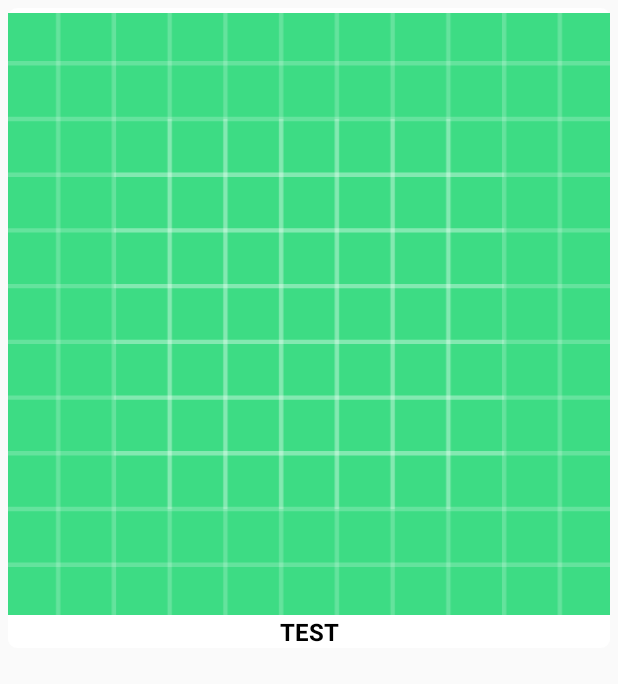
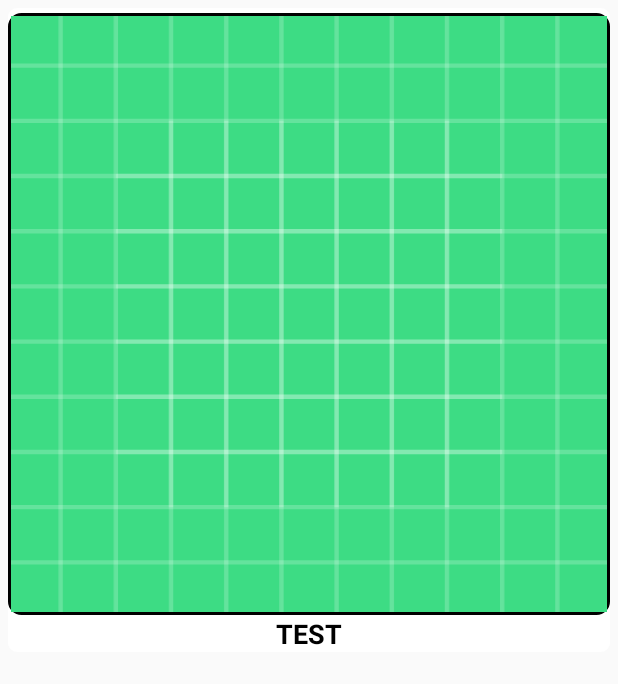
Before and after one commit to sillva7/CardsForBoardGame, an Android app: the layout card_item.xml on its own in the app's theme, with its tools: preview values and no code run, on a phone screen of 412 x 824 dp. Shown: the top 684 px of the screen. Run offline under Robolectric (Android 15) with nearby library versions, the phone set to English and light mode, and no system bars.

Commit message:
убрать фаб, название активитей,дизайн рандома и пулвью,локализация

```diff
--- a/app/src/main/java/com/example/cardsforboardgame/DBStuf/CardDB.java
+++ b/app/src/main/java/com/example/cardsforboardgame/DBStuf/CardDB.java
@@ -9,7 +9,7 @@ import androidx.room.RoomDatabase;
 import com.example.cardsforboardgame.Classes.Card;
 
 
-@Database(entities = {Card.class}, version = 3, exportSchema = false)
+@Database(entities = {Card.class}, version = 4, exportSchema = false)
 public abstract class CardDB extends RoomDatabase {
 
     private static final String DB_NAME = "cards.db";
--- a/app/src/main/java/com/example/cardsforboardgame/DBStuf/PoolDB.java
+++ b/app/src/main/java/com/example/cardsforboardgame/DBStuf/PoolDB.java
@@ -8,7 +8,7 @@ import androidx.room.RoomDatabase;
 
 import com.example.cardsforboardgame.Classes.Pool;
 
-@Database(entities = {Pool.class}, version = 8, exportSchema = false)
+@Database(entities = {Pool.class}, version = 9, exportSchema = false)
 public abstract class PoolDB extends RoomDatabase {
 
     private static final String DB_NAME = "pools.db";
--- a/app/src/main/java/com/example/cardsforboardgame/DBStuf/PoolDao.java
+++ b/app/src/main/java/com/example/cardsforboardgame/DBStuf/PoolDao.java
@@ -33,6 +33,7 @@ public interface PoolDao {
     void deletePool(Pool pool);
 
     @Update
+
     void updatePool(Pool pool);
 
 }
--- a/app/src/main/java/com/example/cardsforboardgame/activities/CardViewActivity.java
+++ b/app/src/main/java/com/example/cardsforboardgame/activities/CardViewActivity.java
@@ -4,6 +4,7 @@ import androidx.appcompat.app.AppCompatActivity;
 import androidx.lifecycle.ViewModelProvider;
 
 import android.content.Intent;
+import android.graphics.BitmapFactory;
 import android.os.Bundle;
 import android.text.TextUtils;
 import android.util.Log;
@@ -41,7 +42,7 @@ public class CardViewActivity extends AppCompatActivity {
         description.setText(card.getDescrption());
         title.setText(card.getTitle());
         try{
-            imageViewInCardView.setImageBitmap(card.getBitmap());
+            imageViewInCardView.setImageBitmap(BitmapFactory.decodeFile(card.getPathToFile()));
         }catch (NullPointerException e){
 
         }
--- a/app/src/main/java/com/example/cardsforboardgame/adapters/CardAdapter.java
+++ b/app/src/main/java/com/example/cardsforboardgame/adapters/CardAdapter.java
@@ -1,5 +1,6 @@
 package com.example.cardsforboardgame.adapters;
 
+import android.graphics.BitmapFactory;
 import android.util.Log;
 import android.view.LayoutInflater;
 import android.view.View;
@@ -93,7 +94,7 @@ public class CardAdapter extends RecyclerView.Adapter<CardAdapter.CardViewViewHo
                 TextView textView = holder.textView;
                 final CheckBox checkBox = holder.checkBox;
                 checkBox.setChecked(card.isChecked());//отметка для установки чекбокса
-                imageView.setImageBitmap(card.getBitmap());
+                imageView.setImageBitmap(BitmapFactory.decodeFile(card.getPathToFile()));
                 textView.setText(card.getTitle());
                 if (checkbox == 0) {
                     checkBox.setVisibility(View.GONE);
--- a/app/src/main/java/com/example/cardsforboardgame/adapters/PoolAdapter.java
+++ b/app/src/main/java/com/example/cardsforboardgame/adapters/PoolAdapter.java
@@ -1,5 +1,6 @@
 package com.example.cardsforboardgame.adapters;
 
+import android.graphics.BitmapFactory;
 import android.view.LayoutInflater;
 import android.view.View;
 import android.view.ViewGroup;
@@ -55,7 +56,7 @@ public class PoolAdapter extends RecyclerView.Adapter<PoolAdapter.PoolViewHolder
         ImageView image = holder.image;
         TextView title = holder.title;
         TextView description = holder.description;
-        image.setImageBitmap(pool.getBitmap());
+        image.setImageBitmap(BitmapFactory.decodeFile(pool.getPathToFile()));
         title.setText(pool.getTitle());
         String s = pool.getDescription();
         description.setText(s);
--- /dev/null
+++ b/app/src/main/res/drawable/border.xml
@@ -0,0 +1,13 @@
+<?xml version="1.0" encoding="utf-8"?>
+<shape xmlns:android="http://schemas.android.com/apk/res/android">
+    <stroke
+        android:width="2dp"
+        android:color="#000" />
+    <padding
+        android:bottom="2dp"
+        android:left="2dp"
+        android:right="2dp"
+        android:top="2dp"
+        />
+    <corners android:radius="8dp" /> <!-- remove line to get sharp corners -->
+</shape>
--- a/app/src/main/res/layout/activity_add_new_card.xml
+++ b/app/src/main/res/layout/activity_add_new_card.xml
@@ -72,6 +72,7 @@
             app:layout_constraintStart_toStartOf="parent"
             app:layout_constraintTop_toBottomOf="@+id/imageView" />
 
+
         <androidx.constraintlayout.widget.ConstraintLayout
             android:layout_width="match_parent"
             android:layout_height="match_parent">
@@ -80,7 +81,7 @@
                 android:id="@+id/imageView"
                 android:layout_width="match_parent"
                 android:layout_height="wrap_content"
-                android:scaleType="centerCrop"
+                android:scaleType="center"
                 app:layout_constraintBottom_toTopOf="@id/buttons"
                 app:layout_constraintTop_toTopOf="parent"
                 app:layout_constraintEnd_toEndOf="parent"
@@ -112,6 +113,7 @@
             </LinearLayout>
         </androidx.constraintlayout.widget.ConstraintLayout>
 
+
     </LinearLayout>
 
 
--- a/app/src/main/res/layout/btn_at_the_end_of_recview.xml
+++ b/app/src/main/res/layout/btn_at_the_end_of_recview.xml
@@ -2,7 +2,7 @@
 <Button
     xmlns:android="http://schemas.android.com/apk/res/android"
     android:layout_width="match_parent"
-    android:layout_height="wrap_content"
+    android:layout_height="150dp"
     android:id="@+id/endOfRecView"
     android:text="@string/add_new_card"
     >
--- a/app/src/main/res/layout/card_item.xml
+++ b/app/src/main/res/layout/card_item.xml
@@ -16,6 +16,8 @@
             android:layout_height="match_parent"
             android:layout_marginTop="3dp"
             android:adjustViewBounds="true"
+            android:cropToPadding="true"
+            android:background="@drawable/border"
             android:scaleType="centerCrop"
             app:layout_constraintEnd_toEndOf="parent"
             app:layout_constraintStart_toStartOf="parent"
@@ -29,11 +31,14 @@
             android:maxWidth="100dp"
             android:text="TEST"
             android:textColor="#000"
-            android:textSize="16sp"
+            android:textSize="18sp"
             android:textStyle="bold"
             app:layout_constraintEnd_toEndOf="@+id/imageViewCard"
             app:layout_constraintStart_toStartOf="@+id/imageViewCard"
-            app:layout_constraintTop_toBottomOf="@+id/imageViewCard" />
+            app:layout_constraintTop_toBottomOf="@+id/imageViewCard"
+            app:layout_constraintBottom_toBottomOf="parent"
+            app:layout_constraintVertical_bias="0.7"
+            />
 
         <CheckBox
             android:id="@+id/checkBox"
--- a/app/src/main/res/layout/pool_item.xml
+++ b/app/src/main/res/layout/pool_item.xml
@@ -16,9 +16,11 @@
             android:id="@+id/imageViewPool"
             android:layout_width="140dp"
             android:layout_height="180dp"
+            android:adjustViewBounds="true"
+            android:background="@drawable/border"
+            android:cropToPadding="true"
+            android:scaleType="centerCrop"
             android:src="@drawable/ic_launcher_background"
-            android:scaleType="centerCrop"
-
             app:layout_constraintStart_toStartOf="parent"
             app:layout_constraintTop_toTopOf="parent" />
 
--- a/app/src/main/res/values/strings.xml
+++ b/app/src/main/res/values/strings.xml
@@ -40,4 +40,5 @@
     <string name="deleted">Deleted</string>
     <string name="another_one">Another one</string>
     <string name="NeedUniqName">Need unique title</string>
+    <string name="thisfiledoesntexist">This file does not exist</string>
 </resources>
```
Also changed, not shown: app/src/main/java/com/example/cardsforboardgame/Classes/Card.java (+27 -34 lines), app/src/main/java/com/example/cardsforboardgame/Classes/Pool.java (+31 -15 lines), app/src/main/java/com/example/cardsforboardgame/activities/AddNewCardActivity.java (+34 -37 lines), app/src/main/java/com/example/cardsforboardgame/activities/AddNewPool.java (+19 -41 lines), app/src/main/java/com/example/cardsforboardgame/activities/PoolViewActivity.java (+4 -3 lines).
